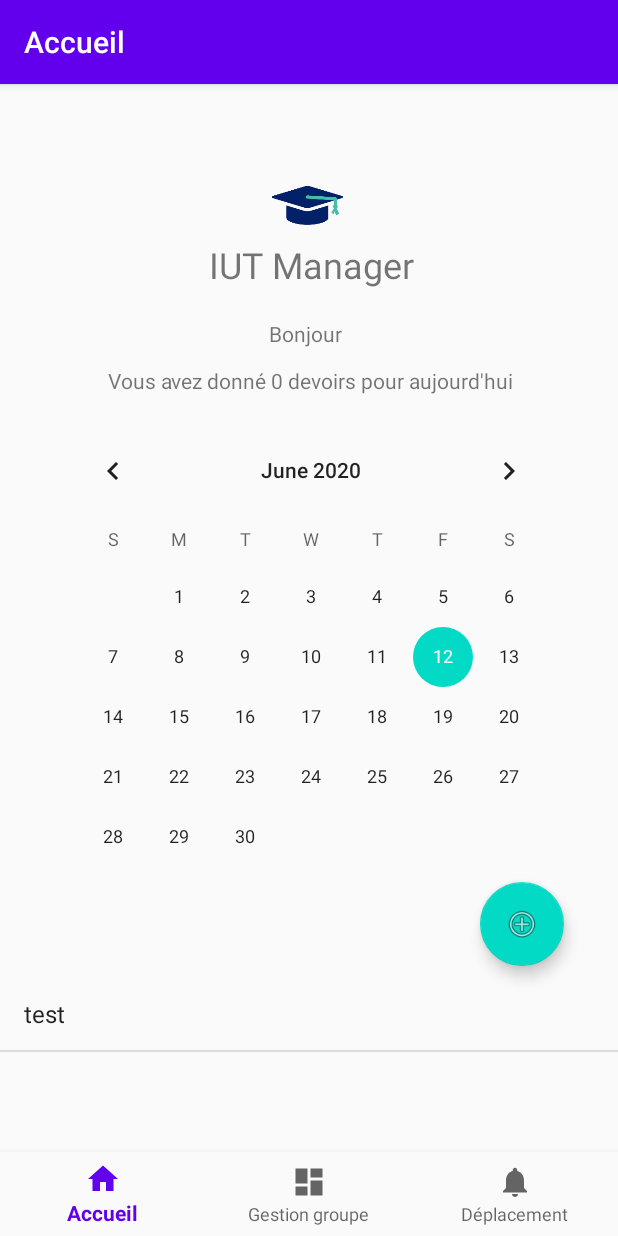
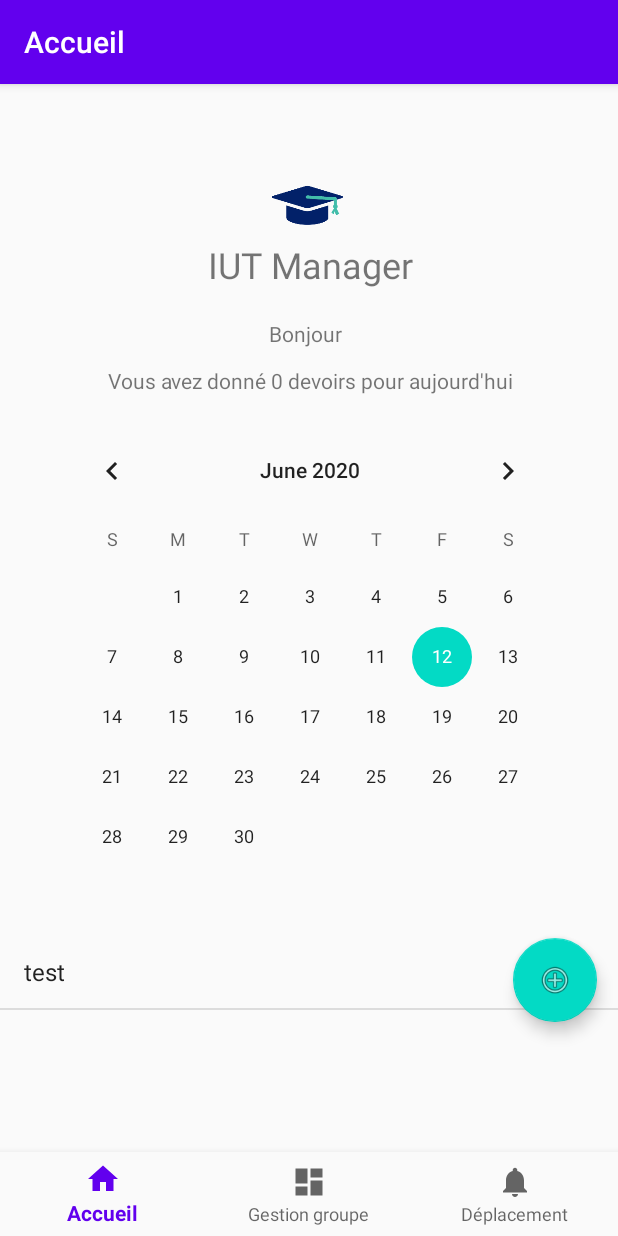
Before and after one commit to gschurck/projet-tutore-s2, an Android app: the screen it shows after launch (MainActivity), on a phone screen of 412 x 824 dp. Run offline under Robolectric (Android 15) with nearby library versions, the phone set to English and light mode, and no system bars; our stand-ins replace navigation-ui.

Commit message:
fix design

```diff
--- a/IUTManager/app/build.gradle
+++ b/IUTManager/app/build.gradle
@@ -30,6 +30,7 @@ dependencies {
     implementation 'androidx.navigation:navigation-fragment:2.2.2'
     implementation 'androidx.navigation:navigation-ui:2.2.2'
     implementation 'androidx.lifecycle:lifecycle-extensions:2.2.0'
+    implementation 'androidx.legacy:legacy-support-v4:1.0.0'
     testImplementation 'junit:junit:4.12'
     androidTestImplementation 'androidx.test.ext:junit:1.1.1'
     androidTestImplementation 'androidx.test.espresso:espresso-core:3.2.0'
--- a/IUTManager/app/src/main/res/layout/fragment_home.xml
+++ b/IUTManager/app/src/main/res/layout/fragment_home.xml
@@ -1,4 +1,5 @@
 <?xml version="1.0" encoding="utf-8"?>
+
 <androidx.constraintlayout.widget.ConstraintLayout xmlns:android="http://schemas.android.com/apk/res/android"
     xmlns:app="http://schemas.android.com/apk/res-auto"
     xmlns:tools="http://schemas.android.com/tools"
@@ -6,14 +7,34 @@
     android:layout_height="match_parent"
     tools:context=".ui.home.HomeFragment">
 
+    <androidx.core.widget.NestedScrollView
+        android:layout_width="match_parent"
+        android:layout_height="match_parent"
+        android:fillViewport="true">
+
+        <LinearLayout
+            android:layout_width="match_parent"
+            android:layout_height="wrap_content"
+            android:orientation="vertical" />
+    </androidx.core.widget.NestedScrollView>
+
+    <androidx.core.widget.NestedScrollView
+        android:layout_width="match_parent"
+        android:layout_height="match_parent"
+        android:fillViewport="true">
+
+        <LinearLayout
+            android:layout_width="match_parent"
+            android:layout_height="wrap_content"
+            android:orientation="vertical" />
+    </androidx.core.widget.NestedScrollView>
+
     <androidx.constraintlayout.widget.ConstraintLayout
         android:id="@+id/constraintLayout"
-        android:layout_width="414dp"
-        android:layout_height="902dp"
-        app:layout_constraintEnd_toEndOf="parent"
-        app:layout_constraintStart_toStartOf="parent"
-        app:layout_constraintTop_toTopOf="parent"
-        tools:context=".ui.home.HomeFragment">
+        android:layout_width="413dp"
+        android:layout_height="934dp"
+        tools:context=".ui.home.HomeFragment"
+        tools:layout_editor_absoluteX="-2dp">
 
         <ImageView
             android:id="@+id/imageView3"
@@ -82,20 +103,22 @@
             android:id="@+id/floatingActionButton"
             android:layout_width="wrap_content"
             android:layout_height="wrap_content"
-            android:layout_marginStart="320dp"
-            android:layout_marginBottom="370dp"
+            android:layout_marginTop="7dp"
+            android:layout_marginEnd="15dp"
             android:clickable="true"
             android:src="@android:drawable/ic_menu_add"
-            app:layout_constraintBottom_toBottomOf="parent"
-            app:layout_constraintStart_toStartOf="parent" />
+            app:layout_constraintEnd_toEndOf="parent"
+            app:layout_constraintTop_toBottomOf="@+id/calendarView" />
 
         <ListView
             android:id="@+id/listeDevoirs"
             android:layout_width="414dp"
             android:layout_height="362dp"
-            android:layout_marginTop="8dp"
+            android:layout_marginTop="512dp"
             app:layout_constraintStart_toStartOf="parent"
-            app:layout_constraintTop_toBottomOf="@+id/floatingActionButton" />
+            app:layout_constraintTop_toTopOf="parent">
+
+        </ListView>
 
     </androidx.constraintlayout.widget.ConstraintLayout>
 
```
